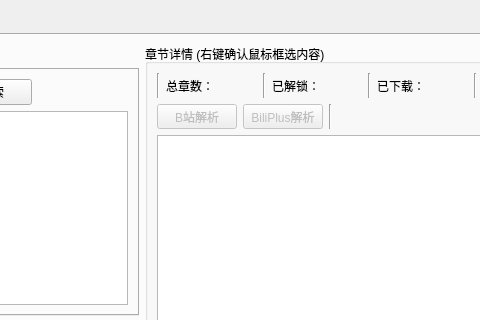
First picture: the form in src/ui/PySide_src/mainWindow.ui, repository Zeal-L/BiliBili-Manga-Downloader, before the edit; both pictures show x 427 to 907 and y 0 to 320 of the 1138 by 699 pixel window.
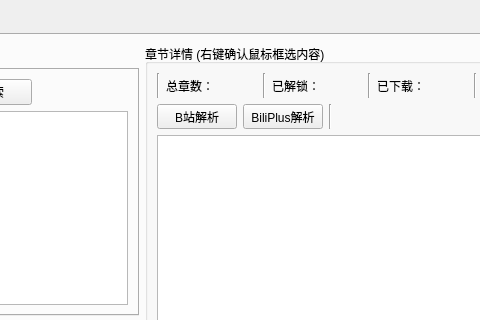
Second picture: the form after the edit. Icons and pictures are not drawn.

```diff
--- a/src/ui/PySide_src/mainWindow.ui
+++ b/src/ui/PySide_src/mainWindow.ui
@@ -398,7 +398,7 @@
                 <item>
                  <widget class="QPushButton" name="pushButton_resolve_detail">
                   <property name="enabled">
-                   <bool>false</bool>
+                   <bool>true</bool>
                   </property>
                   <property name="maximumSize">
                    <size>
@@ -414,7 +414,7 @@
                 <item>
                  <widget class="QPushButton" name="pushButton_biliplus_resolve_detail">
                   <property name="enabled">
-                   <bool>false</bool>
+                   <bool>true</bool>
                   </property>
                   <property name="maximumSize">
                    <size>
```
Left out of the diff: 4 changed lines with no effect on the pictures.
